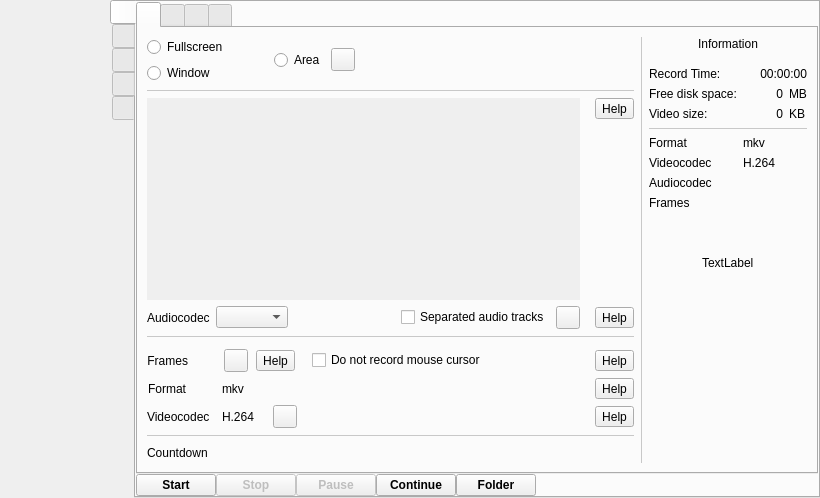
Above: src/wayland/formMainWindow_wl.ui from vkohaupt/vokoscreenNG before the change. Below: the same form after it.
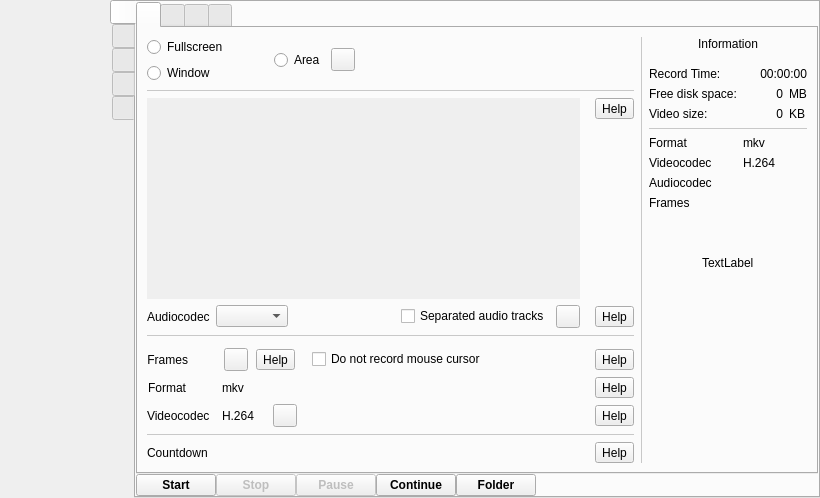
That is the form after the change. Icons and pictures are not drawn.

Commit message: Wayland: connect lambda

```diff
--- a/src/wayland/formMainWindow_wl.ui
+++ b/src/wayland/formMainWindow_wl.ui
@@ -489,7 +489,7 @@
                           <x>0</x>
                           <y>0</y>
                           <width>401</width>
-                          <height>120</height>
+                          <height>116</height>
                          </rect>
                         </property>
                         <property name="accessibleName">
@@ -912,6 +912,13 @@
                     </property>
                    </spacer>
                   </item>
+                  <item>
+                   <widget class="QToolButton" name="help_screencast_countdown">
+                    <property name="text">
+                     <string>Help</string>
+                    </property>
+                   </widget>
+                  </item>
                  </layout>
                 </item>
                </layout>
```
The commit also changes 1 other file.
